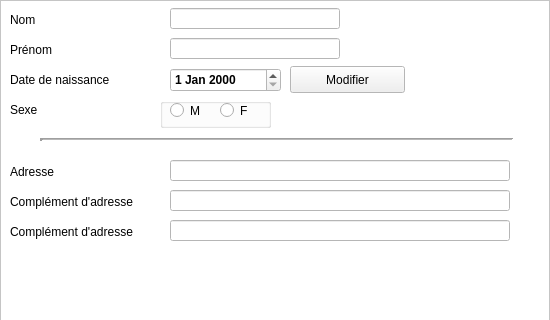
Above: dlg_identificationpatient.ui from ukinoki/Rufus before the change; both pictures show x 0 to 550 and y 0 to 320 of the 550 by 670 pixel window. Below: the same form after it.
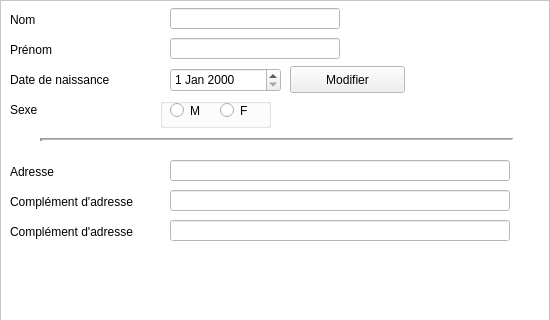
That is the form after the change. Custom widgets are drawn as their Qt base class.

The edit to the form file:
```diff
--- a/dlg_identificationpatient.ui
+++ b/dlg_identificationpatient.ui
@@ -602,12 +602,6 @@
       <height>24</height>
      </rect>
     </property>
-    <property name="font">
-     <font>
-      <weight>75</weight>
-      <bold>true</bold>
-     </font>
-    </property>
     <property name="focusPolicy">
      <enum>Qt::StrongFocus</enum>
     </property>
```
Left out of the diff: 12 changed lines with no effect on the pictures.
